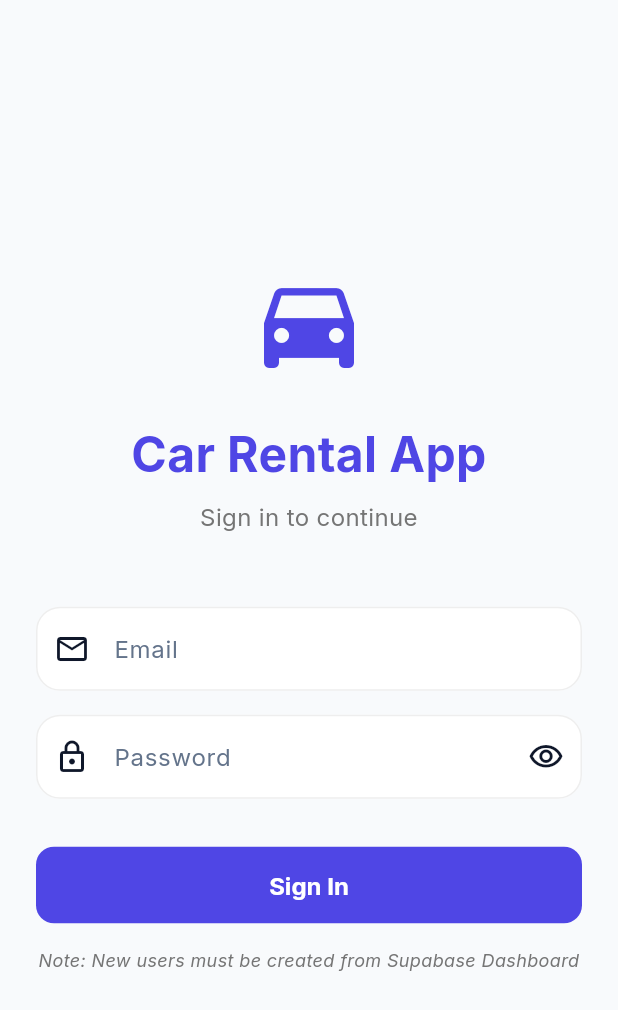
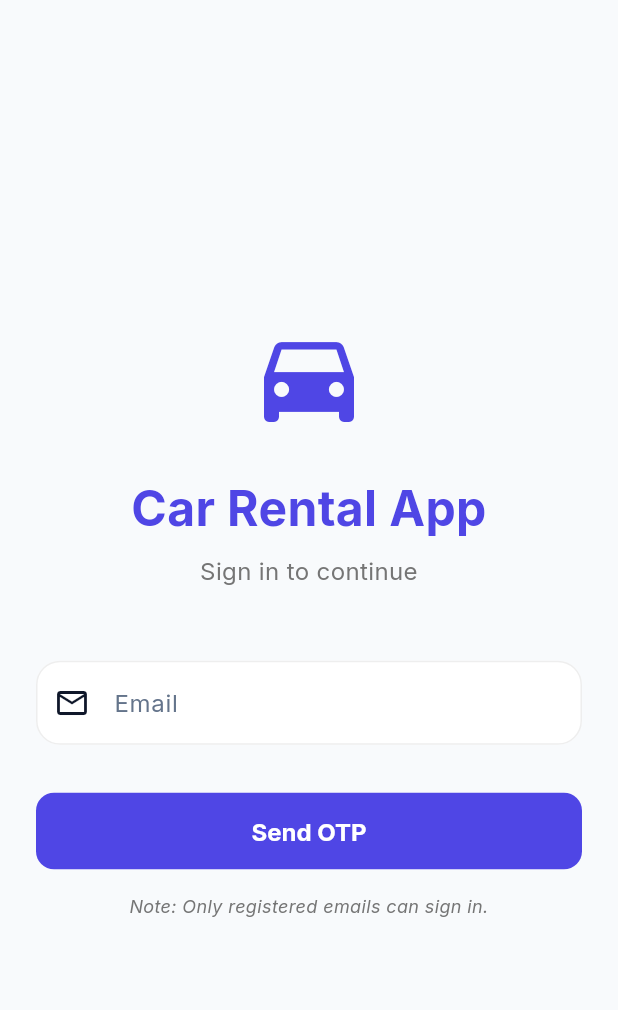
Before and after one commit to anushtp04/rental-app-cleanarchitecture-bloc, a Flutter app: the screen it shows after launch, on a phone screen of 412 x 824 dp. Shown: the top 1010 px of the screen. Run offline on Flutter 3.47's test engine with Material 3 defaults, Android fonts, the phone set to English and light mode, and no system bars; our stand-ins replace equatable, file_picker, flutter_bloc, get_it, go_router, google_fonts and 5 more; accounts and stored records are empty.

Commit message:
feat: Implement email/OTP authentication flow, replacing email/password login.

```diff
--- a/lib/core/service/supabase_auth_service.dart
+++ b/lib/core/service/supabase_auth_service.dart
@@ -9,17 +9,16 @@ class SupabaseAuthService {
   // Auth state stream
   Stream<AuthState> get authStateChanges => _supabase.auth.onAuthStateChange;
 
-  // Sign in with email and password
-  Future<AuthResponse> signInWithEmailAndPassword({
+  // Sign in with OTP
+  Future<void> signInWithOtp({
     required String email,
-    required String password,
   }) async {
     try {
-      final response = await _supabase.auth.signInWithPassword(
+      await _supabase.auth.signInWithOtp(
         email: email.trim(),
-        password: password,
+        emailRedirectTo: null,
+        shouldCreateUser: false, // Only allow existing users
       );
-      return response;
     } on AuthException catch (e) {
       throw _handleAuthException(e);
     } catch (e) {
@@ -27,15 +26,16 @@ class SupabaseAuthService {
     }
   }
 
-  // Sign up with email and password
-  Future<AuthResponse> signUpWithEmailAndPassword({
+  // Verify OTP
+  Future<AuthResponse> verifyOtp({
     required String email,
-    required String password,
+    required String token,
   }) async {
     try {
-      final response = await _supabase.auth.signUp(
+      final response = await _supabase.auth.verifyOTP(
         email: email.trim(),
-        password: password,
+        token: token,
+        type: OtpType.email,
       );
       return response;
     } on AuthException catch (e) {
--- a/lib/presentation/bloc/auth/auth_event.dart
+++ b/lib/presentation/bloc/auth/auth_event.dart
@@ -9,17 +9,28 @@ abstract class AuthEvent extends Equatable {
 
 class AuthCheckRequested extends AuthEvent {}
 
-class AuthLoginRequested extends AuthEvent {
+class AuthSendOtpRequested extends AuthEvent {
   final String email;
-  final String password;
 
-  const AuthLoginRequested({
+  const AuthSendOtpRequested({
     required this.email,
-    required this.password,
   });
 
   @override
-  List<Object> get props => [email, password];
+  List<Object> get props => [email];
+}
+
+class AuthVerifyOtpRequested extends AuthEvent {
+  final String email;
+  final String token;
+
+  const AuthVerifyOtpRequested({
+    required this.email,
+    required this.token,
+  });
+
+  @override
+  List<Object> get props => [email, token];
 }
 
 class AuthLogoutRequested extends AuthEvent {}
--- a/lib/presentation/bloc/auth/auth_state.dart
+++ b/lib/presentation/bloc/auth/auth_state.dart
@@ -10,6 +10,15 @@ abstract class AuthState extends Equatable {
 class AuthInitial extends AuthState {}
 
 class AuthLoading extends AuthState {}
+
+class AuthOtpSent extends AuthState {
+  final String email;
+
+  const AuthOtpSent({required this.email});
+
+  @override
+  List<Object> get props => [email];
+}
 
 class AuthAuthenticated extends AuthState {
   final String userId;
--- a/lib/presentation/views/login_page.dart
+++ b/lib/presentation/views/login_page.dart
@@ -13,22 +13,31 @@ class LoginPage extends StatefulWidget {
 class _LoginPageState extends State<LoginPage> {
   final _formKey = GlobalKey<FormState>();
   final _emailController = TextEditingController();
-  final _passwordController = TextEditingController();
-  bool _obscurePassword = true;
+  final _otpController = TextEditingController();
 
   @override
   void dispose() {
     _emailController.dispose();
-    _passwordController.dispose();
+    _otpController.dispose();
     super.dispose();
   }
 
-  void _handleLogin() {
+  void _handleSendOtp() {
     if (_formKey.currentState!.validate()) {
       context.read<AuthBloc>().add(
-            AuthLoginRequested(
+            AuthSendOtpRequested(
               email: _emailController.text,
-              password: _passwordController.text,
+            ),
+          );
+    }
+  }
+
+  void _handleVerifyOtp() {
+    if (_otpController.text.isNotEmpty) {
+      context.read<AuthBloc>().add(
+            AuthVerifyOtpRequested(
+              email: _emailController.text,
+              token: _otpController.text,
             ),
           );
     }
@@ -37,7 +46,7 @@ class _LoginPageState extends State<LoginPage> {
   @override
   Widget build(BuildContext context) {
     return Scaffold(
-      body: BlocListener<AuthBloc, AuthState>(
+      body: BlocConsumer<AuthBloc, AuthState>(
         listener: (context, state) {
           if (state is AuthAuthenticated) {
             context.go('/home');
@@ -48,9 +57,20 @@ class _LoginPageState extends State<LoginPage> {
                 backgroundColor: Colors.red,
               ),
             );
+          } else if (state is AuthOtpSent) {
+            ScaffoldMessenger.of(context).showSnackBar(
+              SnackBar(
+                content: Text('OTP sent to ${state.email}'),
+                backgroundColor: Colors.green,
+              ),
+            );
           }
         },
-        child: SafeArea(
+        builder: (context, state) {
+          final isOtpSent = state is AuthOtpSent;
+          final isLoading = state is AuthLoading;
+
+          return SafeArea(
             child: Center(
               child: SingleChildScrollView(
                 padding: const EdgeInsets.all(24.0),
@@ -80,7 +100,7 @@ class _LoginPageState extends State<LoginPage> {
                       ),
                       const SizedBox(height: 8),
                       Text(
-                      'Sign in to continue',
+                        isOtpSent ? 'Enter the OTP sent to your email' : 'Sign in to continue',
                         textAlign: TextAlign.center,
                         style: TextStyle(
                           fontSize: 16,
@@ -89,11 +109,12 @@ class _LoginPageState extends State<LoginPage> {
                       ),
                       const SizedBox(height: 48),
 
-                    // Email Field
+                      // Email Field (Always visible, disabled if OTP sent)
                       TextFormField(
                         controller: _emailController,
                         keyboardType: TextInputType.emailAddress,
                         textInputAction: TextInputAction.next,
+                        enabled: !isOtpSent && !isLoading,
                         decoration: InputDecoration(
                           labelText: 'Email',
                           hintText: 'Enter your email',
@@ -114,30 +135,19 @@ class _LoginPageState extends State<LoginPage> {
                           return null;
                         },
                       ),
+
+                      if (isOtpSent) ...[
                         const SizedBox(height: 16),
-
-                    // Password Field
+                        // OTP Field
                         TextFormField(
-                      controller: _passwordController,
-                      obscureText: _obscurePassword,
+                          controller: _otpController,
+                          keyboardType: TextInputType.number,
                           textInputAction: TextInputAction.done,
-                      onFieldSubmitted: (_) => _handleLogin(),
+                          onFieldSubmitted: (_) => _handleVerifyOtp(),
                           decoration: InputDecoration(
-                        labelText: 'Password',
-                        hintText: 'Enter your password',
-                        prefixIcon: const Icon(Icons.lock_outlined),
-                        suffixIcon: IconButton(
-                          icon: Icon(
-                            _obscurePassword
-                                ? Icons.visibility_outlined
-                                : Icons.visibility_off_outlined,
-                          ),
-                          onPressed: () {
-                            setState(() {
-                              _obscurePassword = !_obscurePassword;
-                            });
-                          },
-                        ),
+                            labelText: 'OTP',
+                            hintText: 'Enter 6-digit OTP',
+                            prefixIcon: const Icon(Icons.lock_clock_outlined),
                             border: OutlineInputBorder(
                               borderRadius: BorderRadius.circular(12),
                             ),
@@ -146,22 +156,23 @@ class _LoginPageState extends State<LoginPage> {
                           ),
                           validator: (value) {
                             if (value == null || value.isEmpty) {
-                          return 'Please enter your password';
+                              return 'Please enter the OTP';
                             }
                             if (value.length < 6) {
-                          return 'Password must be at least 6 characters';
+                              return 'OTP must be 6 digits';
                             }
                             return null;
                           },
                         ),
+                      ],
+
                       const SizedBox(height: 32),
 
-                    // Login Button
-                    BlocBuilder<AuthBloc, AuthState>(
-                      builder: (context, state) {
-                        final isLoading = state is AuthLoading;
-                        return ElevatedButton(
-                          onPressed: isLoading ? null : _handleLogin,
+                      // Action Button
+                      ElevatedButton(
+                        onPressed: isLoading
+                            ? null
+                            : (isOtpSent ? _handleVerifyOtp : _handleSendOtp),
                         style: ElevatedButton.styleFrom(
                           padding: const EdgeInsets.symmetric(vertical: 16),
                           shape: RoundedRectangleBorder(
@@ -179,21 +190,38 @@ class _LoginPageState extends State<LoginPage> {
                                   valueColor: AlwaysStoppedAnimation<Color>(Colors.white),
                                 ),
                               )
-                              : const Text(
-                                  'Sign In',
-                                  style: TextStyle(
+                            : Text(
+                                isOtpSent ? 'Verify OTP' : 'Send OTP',
+                                style: const TextStyle(
                                   fontSize: 16,
                                   fontWeight: FontWeight.bold,
                                 ),
                               ),
-                        );
+                      ),
+
+                      if (isOtpSent)
+                        TextButton(
+                          onPressed: isLoading
+                              ? null
+                              : () {
+                                  // Reset to initial state (handled by parent or just reset bloc?)
+                                  // Since we are in AuthOtpSent state, we might need an event to reset
+                                  // or just re-emit AuthInitial/AuthUnauthenticated.
+                                  // For now, let's just let the user edit email by "cancelling"
+                                  // But wait, the bloc state is persistent.
+                                  // We need a way to "Cancel" OTP.
+                                  // Let's add a "Change Email" button that emits AuthUnauthenticated or similar.
+                                  // Or just reload the page/bloc.
+                                  context.read<AuthBloc>().add(AuthLogoutRequested()); // Reset state
                                 },
+                          child: const Text('Change Email'),
                         ),
+
                       const SizedBox(height: 16),
 
                       // Info Text
                       Text(
-                      'Note: New users must be created from Supabase Dashboard',
+                        'Note: Only registered emails can sign in.',
                         textAlign: TextAlign.center,
                         style: TextStyle(
                           fontSize: 12,
@@ -206,7 +234,8 @@ class _LoginPageState extends State<LoginPage> {
                 ),
               ),
             ),
-        ),
+          );
+        },
       ),
     );
   }
```
Also changed, not shown: lib/presentation/bloc/auth/auth_bloc.dart (+21 -7 lines). Lines whose indentation alone changed are shown as unchanged.
